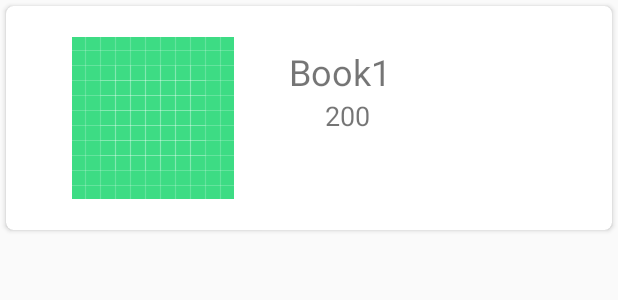
After one commit to apoorvgupta25/BookSellerApp, an Android app: the layout book_item.xml on its own in the app's theme, with its tools: preview values and no code run, on a phone screen of 412 x 824 dp. The commit adds this screen. Shown: the top 300 px of the screen. Run offline under Robolectric (Android 15) with nearby library versions, the phone set to English and light mode, and no system bars.

Commit message:
Static RecyclerView

```diff
--- a/app/src/main/java/com/example/bookseller/activity/MainActivity.kt
+++ b/app/src/main/java/com/example/bookseller/activity/MainActivity.kt
@@ -40,7 +40,7 @@ class MainActivity : AppCompatActivity() {
             val intent = signInClient.signInIntent
             startActivityForResult(intent, REQUEST_CODE_SIGN_IN)
 
-            // In One Line
+            // In One Line todo: Example of also
 //            signInClient.signInIntent.also {
 //                startActivityForResult(it, REQUEST_CODE_SIGN_IN)
 //            }
--- /dev/null
+++ b/app/src/main/res/layout/book_item.xml
@@ -0,0 +1,60 @@
+<?xml version="1.0" encoding="utf-8"?>
+<androidx.cardview.widget.CardView xmlns:android="http://schemas.android.com/apk/res/android"
+    xmlns:app="http://schemas.android.com/apk/res-auto"
+    xmlns:tools="http://schemas.android.com/tools"
+    android:layout_width="match_parent"
+    android:layout_height="wrap_content"
+    android:layout_marginTop="4dp"
+    android:layout_marginRight="4dp"
+    android:layout_marginLeft="4dp"
+    app:cardCornerRadius="5dp">
+
+    <androidx.constraintlayout.widget.ConstraintLayout
+        android:layout_width="match_parent"
+        android:layout_height="match_parent"
+        android:padding="15dp"
+        android:layout_margin="5dp">
+
+
+
+        <ImageView
+            android:id="@+id/imageView"
+            android:layout_width="wrap_content"
+            android:layout_height="wrap_content"
+            app:layout_constraintBottom_toBottomOf="parent"
+            app:layout_constraintEnd_toEndOf="parent"
+            app:layout_constraintHorizontal_bias="0.091"
+            app:layout_constraintStart_toStartOf="parent"
+            app:layout_constraintTop_toTopOf="parent"
+            app:layout_constraintVertical_bias="0.067"
+            app:srcCompat="@drawable/ic_launcher_background" />
+
+        <TextView
+            android:id="@+id/titleTextView"
+            android:layout_width="wrap_content"
+            android:layout_height="wrap_content"
+            android:text="Book1"
+            android:textSize="24sp"
+            app:layout_constraintBottom_toBottomOf="parent"
+            app:layout_constraintEnd_toEndOf="parent"
+            app:layout_constraintHorizontal_bias="0.225"
+            app:layout_constraintStart_toEndOf="@+id/imageView"
+            app:layout_constraintTop_toTopOf="parent"
+            app:layout_constraintVertical_bias="0.089" />
+
+        <TextView
+            android:id="@+id/priceTextView"
+            android:layout_width="wrap_content"
+            android:layout_height="wrap_content"
+            android:text="200"
+            android:textSize="18sp"
+            app:layout_constraintBottom_toBottomOf="parent"
+            app:layout_constraintEnd_toEndOf="@+id/titleTextView"
+            app:layout_constraintHorizontal_bias="0.631"
+            app:layout_constraintStart_toStartOf="@+id/titleTextView"
+            app:layout_constraintTop_toBottomOf="@+id/titleTextView"
+            app:layout_constraintVertical_bias="0.016" />
+
+
+    </androidx.constraintlayout.widget.ConstraintLayout>
+</androidx.cardview.widget.CardView>
```
Also changed, not shown: app/src/main/java/com/example/bookseller/activity/HomeActivity.kt (+30 -5 lines), app/src/main/java/com/example/bookseller/adapter/BookAdapter.kt (added, +78 -0 lines), app/src/main/java/com/example/bookseller/model/Book.kt (added, +15 -0 lines), app/src/main/res/layout/activity_home.xml (+6 -5 lines), 77 other files.
